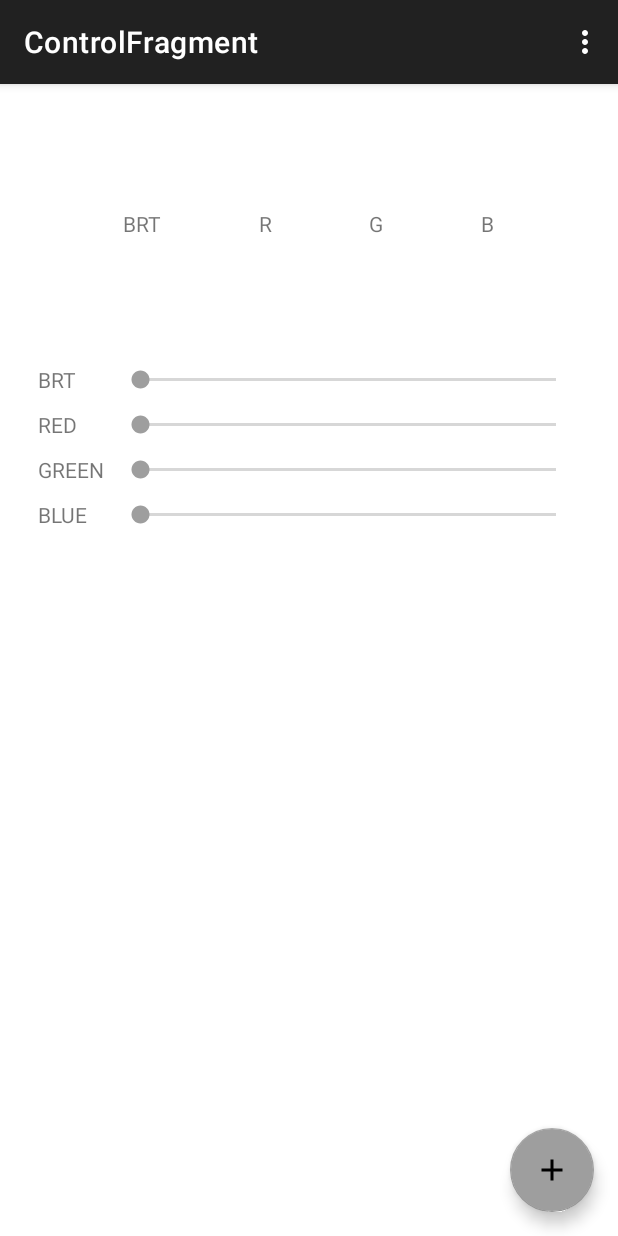
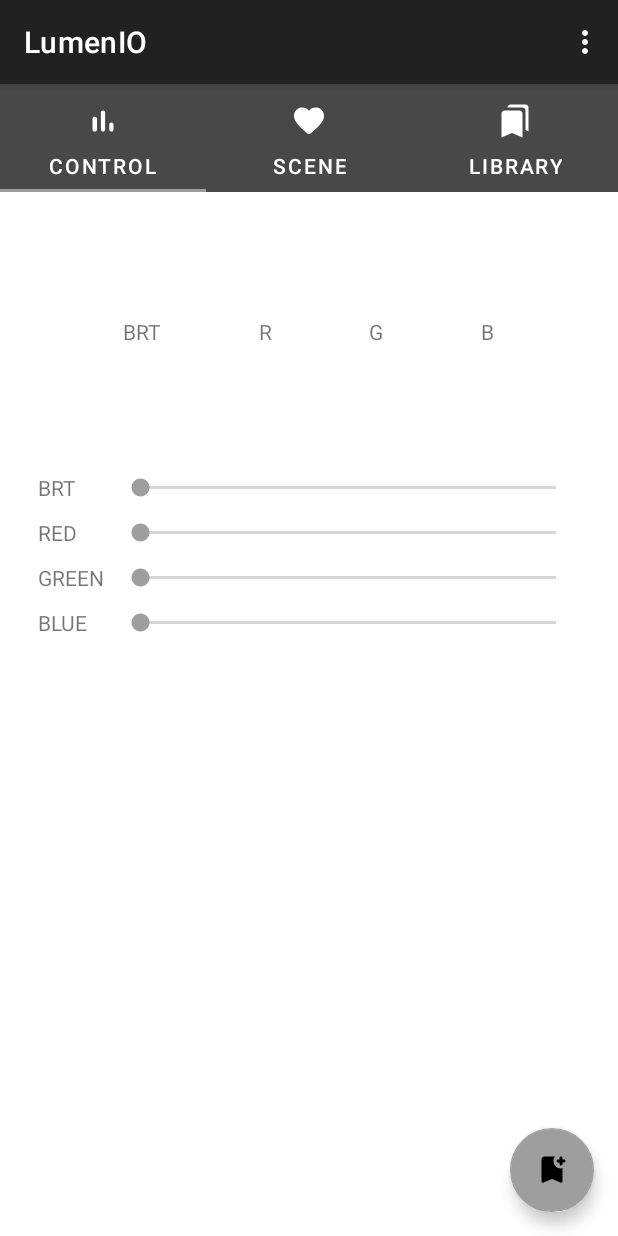
Before and after one commit to davidepalladino/LumenIO-AndroidApp, an Android app: the screen it shows after launch (MainActivity), on a phone screen of 412 x 824 dp. Run offline under Robolectric (Android 15) with nearby library versions, the phone set to English and light mode, and no system bars; our stand-ins replace data binding.

Commit message:
Created the TabLayout with the ViewPager2.

```diff
--- a/Android Studio/LumenIO/app/build.gradle
+++ b/Android Studio/LumenIO/app/build.gradle
@@ -38,6 +38,7 @@
     implementation 'androidx.constraintlayout:constraintlayout:2.1.3'
     implementation 'androidx.navigation:navigation-fragment:2.4.2'
     implementation 'androidx.navigation:navigation-ui:2.4.2'
+    implementation "androidx.viewpager2:viewpager2:1.0.0"
     testImplementation 'junit:junit:4.13.2'
     androidTestImplementation 'androidx.test.ext:junit:1.1.3'
     androidTestImplementation 'androidx.test.espresso:espresso-core:3.4.0'
--- a/Android Studio/LumenIO/app/src/main/java/it/davidepalladino/lumenio/ControlFragment.java
+++ b/Android Studio/LumenIO/app/src/main/java/it/davidepalladino/lumenio/ControlFragment.java
@@ -1,6 +1,7 @@
 package it.davidepalladino.lumenio;
 
 import android.os.Bundle;
+import android.util.Log;
 import android.view.LayoutInflater;
 import android.view.View;
 import android.view.ViewGroup;
@@ -20,11 +21,7 @@
     public View onCreateView(LayoutInflater inflater, ViewGroup container, Bundle savedInstanceState) {
         profile = new ViewModelProvider(requireActivity()).get(ProfileViewModel.class);
 
-        // Example: The values could be found from SharedPreference.
-        profile.setBrightness(255);
-        profile.setRed(255);
-        profile.setGreen(97);
-        profile.setBlue(92);
+        Log.d("VIEW_PAGER", "CREATED_VIEW");
 
         binding = FragmentControlBinding.inflate(inflater, container, false);
         binding.setLifecycleOwner(this);
--- a/Android Studio/LumenIO/app/src/main/java/it/davidepalladino/lumenio/MainActivity.java
+++ b/Android Studio/LumenIO/app/src/main/java/it/davidepalladino/lumenio/MainActivity.java
@@ -3,15 +3,18 @@
 import android.os.Bundle;
 
 import com.google.android.material.snackbar.Snackbar;
+import com.google.android.material.tabs.TabLayout;
+import com.google.android.material.tabs.TabLayoutMediator;
 
+import androidx.annotation.NonNull;
 import androidx.appcompat.app.AppCompatActivity;
 
+import android.util.Log;
 import android.view.View;
 
-import androidx.navigation.NavController;
-import androidx.navigation.Navigation;
-import androidx.navigation.ui.AppBarConfiguration;
-import androidx.navigation.ui.NavigationUI;
+import androidx.fragment.app.Fragment;
+import androidx.fragment.app.FragmentActivity;
+import androidx.viewpager2.adapter.FragmentStateAdapter;
 
 import it.davidepalladino.lumenio.databinding.ActivityMainBinding;
 
@@ -19,8 +22,7 @@
 import android.view.MenuItem;
 
 public class MainActivity extends AppCompatActivity {
-
-    private AppBarConfiguration appBarConfiguration;
+//    private AppBarConfiguration appBarConfiguration;
     private ActivityMainBinding binding;
 
     @Override
@@ -32,9 +34,31 @@
 
         setSupportActionBar(binding.toolbar);
 
-        NavController navController = Navigation.findNavController(this, R.id.nav_host_fragment_content_main);
-        appBarConfiguration = new AppBarConfiguration.Builder(navController.getGraph()).build();
-        NavigationUI.setupActionBarWithNavController(this, navController, appBarConfiguration);
+        binding.viewPager.setAdapter(new ViewPagerAdapter(this));
+
+        new TabLayoutMediator(binding.tabs, binding.viewPager, new TabLayoutMediator.TabConfigurationStrategy() {
+            @Override
+            public void onConfigureTab(@NonNull TabLayout.Tab tab, int position) {
+                switch (position) {
+                    case 0:
+                        tab.setText("Control");
+                        tab.setIcon(R.drawable.ic_round_control);
+                        break;
+                    case 1:
+                        tab.setIcon(R.drawable.ic_round_scene);
+                        tab.setText("Scene");
+                        break;
+                    case 2:
+                        tab.setIcon(R.drawable.ic_round_library);
+                        tab.setText("Library");
+                        break;
+                }
+            }
+        }).attach();
+
+//        NavController navController = Navigation.findNavController(this, R.id.nav_host_fragment_content_main);
+//        appBarConfiguration = new AppBarConfiguration.Builder(navController.getGraph()).build();
+//        NavigationUI.setupActionBarWithNavController(this, navController, appBarConfiguration);
 
         binding.fab.setOnClickListener(new View.OnClickListener() {
             @Override
@@ -67,10 +91,36 @@
         return super.onOptionsItemSelected(item);
     }
 
-    @Override
-    public boolean onSupportNavigateUp() {
-        NavController navController = Navigation.findNavController(this, R.id.nav_host_fragment_content_main);
-        return NavigationUI.navigateUp(navController, appBarConfiguration)
-                || super.onSupportNavigateUp();
+//    @Override
+//    public boolean onSupportNavigateUp() {
+//        NavController navController = Navigation.findNavController(this, R.id.nav_host_fragment_content_main);
+//        return NavigationUI.navigateUp(navController, appBarConfiguration)
+//                || super.onSupportNavigateUp();
+//    }
+
+    public static class ViewPagerAdapter extends FragmentStateAdapter {
+        public ViewPagerAdapter(@NonNull FragmentActivity fragmentActivity) { super(fragmentActivity);}
+
+        @NonNull
+        @Override
+        public Fragment createFragment(int position) {
+            switch (position) {
+                case 0:
+                    Log.i("VIEW_PAGER", "Created at position" + String.valueOf(position));
+                    return new ControlFragment();
+                case 1:
+                    Log.i("VIEW_PAGER", "Created at position" + String.valueOf(position));
+                    return new ControlFragment();
+                case 2:
+                    Log.i("VIEW_PAGER", "Created at position" + String.valueOf(position));
+                    return new ControlFragment();
+            }
+            return null;
+        }
+
+        @Override
+        public int getItemCount() {
+            return 3;
+        }
     }
 }
--- a/Android Studio/LumenIO/app/src/main/java/it/davidepalladino/lumenio/data/ProfileViewModel.java
+++ b/Android Studio/LumenIO/app/src/main/java/it/davidepalladino/lumenio/data/ProfileViewModel.java
@@ -6,10 +6,10 @@
 
 public class ProfileViewModel extends ViewModel {
     private final MutableLiveData<String> name = new MutableLiveData<String>("");
-    private final MutableLiveData<Integer> brightness = new MutableLiveData<Integer>(0);
-    private final MutableLiveData<Integer> red = new MutableLiveData<Integer>(0);
-    private final MutableLiveData<Integer> green = new MutableLiveData<Integer>(0);
-    private final MutableLiveData<Integer> blue = new MutableLiveData<Integer>(0);
+    private final MutableLiveData<Integer> brightness = new MutableLiveData<Integer>(255);
+    private final MutableLiveData<Integer> red = new MutableLiveData<Integer>(255);
+    private final MutableLiveData<Integer> green = new MutableLiveData<Integer>(97);
+    private final MutableLiveData<Integer> blue = new MutableLiveData<Integer>(92);
 
     public void setBrightness(int brightness) { this.brightness.setValue(brightness); }
 
--- a/Android Studio/LumenIO/app/src/main/res/drawable/ic_baseline_add.xml
+++ /dev/null
@@ -1,5 +0,0 @@
-<vector android:height="24dp" android:tint="#000000"
-    android:viewportHeight="24" android:viewportWidth="24"
-    android:width="24dp" xmlns:android="http://schemas.android.com/apk/res/android">
-    <path android:fillColor="@android:color/white" android:pathData="M19,13h-6v6h-2v-6H5v-2h6V5h2v6h6v2z"/>
-</vector>
--- /dev/null
+++ b/Android Studio/LumenIO/app/src/main/res/drawable/ic_round_add.xml
@@ -0,0 +1,5 @@
+<vector android:autoMirrored="true" android:height="24dp"
+    android:tint="#FFFFFF" android:viewportHeight="24"
+    android:viewportWidth="24" android:width="24dp" xmlns:android="http://schemas.android.com/apk/res/android">
+    <path android:fillColor="@android:color/white" android:pathData="M21,6c0,0.55 -0.45,1 -1,1h-1v1c0,0.55 -0.45,1 -1,1s-1,-0.45 -1,-1V7h-1c-0.55,0 -1,-0.45 -1,-1s0.45,-1 1,-1h1V4c0,-0.55 0.45,-1 1,-1s1,0.45 1,1v1h1C20.55,5 21,5.45 21,6zM19,19.48c0,0.72 -0.73,1.2 -1.39,0.92L12,18l-5.61,2.4C5.73,20.69 5,20.2 5,19.48V5c0,-1.1 0.9,-2 2,-2l7,0c-0.63,0.84 -1,1.87 -1,3c0,2.76 2.24,5 5,5c0.34,0 0.68,-0.03 1,-0.1V19.48z"/>
+</vector>
--- /dev/null
+++ b/Android Studio/LumenIO/app/src/main/res/drawable/ic_round_control.xml
@@ -0,0 +1,5 @@
+<vector android:height="24dp" android:tint="#FFFFFF"
+    android:viewportHeight="24" android:viewportWidth="24"
+    android:width="24dp" xmlns:android="http://schemas.android.com/apk/res/android">
+    <path android:fillColor="#FFFFFF" android:pathData="M6.4,9.2h0.2c0.77,0 1.4,0.63 1.4,1.4v7c0,0.77 -0.63,1.4 -1.4,1.4h-0.2c-0.77,0 -1.4,-0.63 -1.4,-1.4v-7c0,-0.77 0.63,-1.4 1.4,-1.4zM12,5c0.77,0 1.4,0.63 1.4,1.4v11.2c0,0.77 -0.63,1.4 -1.4,1.4 -0.77,0 -1.4,-0.63 -1.4,-1.4L10.6,6.4c0,-0.77 0.63,-1.4 1.4,-1.4zM17.6,13c0.77,0 1.4,0.63 1.4,1.4v3.2c0,0.77 -0.63,1.4 -1.4,1.4 -0.77,0 -1.4,-0.63 -1.4,-1.4v-3.2c0,-0.77 0.63,-1.4 1.4,-1.4z"/>
+</vector>
--- /dev/null
+++ b/Android Studio/LumenIO/app/src/main/res/drawable/ic_round_library.xml
@@ -0,0 +1,5 @@
+<vector android:autoMirrored="true" android:height="24dp"
+    android:tint="#FFFFFF" android:viewportHeight="24"
+    android:viewportWidth="24" android:width="24dp" xmlns:android="http://schemas.android.com/apk/res/android">
+    <path android:fillColor="@android:color/white" android:pathData="M19,18l2,1V3c0,-1.1 -0.9,-2 -2,-2H8.99C7.89,1 7,1.9 7,3h10c1.1,0 2,0.9 2,2v13zM15,5H5c-1.1,0 -2,0.9 -2,2v16l7,-3 7,3V7c0,-1.1 -0.9,-2 -2,-2z"/>
+</vector>
--- /dev/null
+++ b/Android Studio/LumenIO/app/src/main/res/drawable/ic_round_scene.xml
@@ -0,0 +1,5 @@
+<vector android:autoMirrored="true" android:height="24dp"
+    android:tint="#FFFFFF" android:viewportHeight="24"
+    android:viewportWidth="24" android:width="24dp" xmlns:android="http://schemas.android.com/apk/res/android">
+    <path android:fillColor="@android:color/white" android:pathData="M13.35,20.13c-0.76,0.69 -1.93,0.69 -2.69,-0.01l-0.11,-0.1C5.3,15.27 1.87,12.16 2,8.28c0.06,-1.7 0.93,-3.33 2.34,-4.29 2.64,-1.8 5.9,-0.96 7.66,1.1 1.76,-2.06 5.02,-2.91 7.66,-1.1 1.41,0.96 2.28,2.59 2.34,4.29 0.14,3.88 -3.3,6.99 -8.55,11.76l-0.1,0.09z"/>
+</vector>
--- a/Android Studio/LumenIO/app/src/main/res/layout/activity_main.xml
+++ b/Android Studio/LumenIO/app/src/main/res/layout/activity_main.xml
@@ -1,10 +1,12 @@
 <?xml version="1.0" encoding="utf-8"?>
-<androidx.coordinatorlayout.widget.CoordinatorLayout xmlns:android="http://schemas.android.com/apk/res/android"
+<LinearLayout
+    xmlns:android="http://schemas.android.com/apk/res/android"
     xmlns:app="http://schemas.android.com/apk/res-auto"
     xmlns:tools="http://schemas.android.com/tools"
     android:layout_width="match_parent"
     android:layout_height="match_parent"
-    tools:context=".MainActivity">
+    android:orientation="vertical"
+    tools:context=".MainActivity" >
 
     <com.google.android.material.appbar.AppBarLayout
         android:layout_width="match_parent"
@@ -20,7 +22,25 @@
 
     </com.google.android.material.appbar.AppBarLayout>
 
-    <include layout="@layout/content_main" />
+    <com.google.android.material.tabs.TabLayout
+        android:id="@+id/tabs"
+        android:layout_width="match_parent"
+        android:layout_height="wrap_content"
+        app:tabMode="fixed"
+        app:tabPaddingTop="10dp"
+        app:tabPaddingBottom="5dp"
+        app:tabBackground="@color/primaryLightColor"
+        app:tabIconTint="@color/primaryTextColor"
+        app:tabTextColor="@color/primaryTextColor"
+        app:tabIndicatorColor="@color/secondaryColor" />
+
+    <androidx.viewpager2.widget.ViewPager2
+        android:id="@+id/viewPager"
+        android:layout_width="match_parent"
+        android:layout_height="0dp"
+        android:layout_weight="1" />
+
+<!--    <include layout="@layout/content_main" />-->
 
     <com.google.android.material.floatingactionbutton.FloatingActionButton
         android:id="@+id/fab"
@@ -29,6 +49,5 @@
         android:layout_gravity="bottom|end"
         android:layout_marginEnd="@dimen/fab_margin"
         android:layout_marginBottom="16dp"
-        app:srcCompat="@drawable/ic_baseline_add" />
-
-</androidx.coordinatorlayout.widget.CoordinatorLayout>
+        app:srcCompat="@drawable/ic_round_add" />
+</LinearLayout>
--- a/Android Studio/LumenIO/app/src/main/res/layout/fragment_control.xml
+++ b/Android Studio/LumenIO/app/src/main/res/layout/fragment_control.xml
@@ -205,5 +205,15 @@
                     android:progress="@{profile.blue}" />
             </LinearLayout>
         </TableRow>
+
+        <TextView
+            android:id="@+id/tag"
+            android:layout_width="wrap_content"
+            android:layout_height="wrap_content"
+            app:layout_constraintBottom_toBottomOf="parent"
+            app:layout_constraintEnd_toEndOf="parent"
+            app:layout_constraintStart_toStartOf="parent"
+            app:layout_constraintTop_toBottomOf="@id/sliders"
+            tools:text="TAG" />
     </androidx.constraintlayout.widget.ConstraintLayout>
 </layout>
--- a/Android Studio/LumenIO/app/src/main/res/values/colors.xml
+++ b/Android Studio/LumenIO/app/src/main/res/values/colors.xml
@@ -3,9 +3,11 @@
     <color name="primaryColor">#212121</color>
     <color name="primaryLightColor">#484848</color>
     <color name="primaryDarkColor">#000000</color>
+
     <color name="secondaryColor">#9e9e9e</color>
     <color name="secondaryLightColor">#cfcfcf</color>
     <color name="secondaryDarkColor">#707070</color>
+
     <color name="primaryTextColor">#ffffff</color>
     <color name="secondaryTextColor">#000000</color>
 </resources>
```
